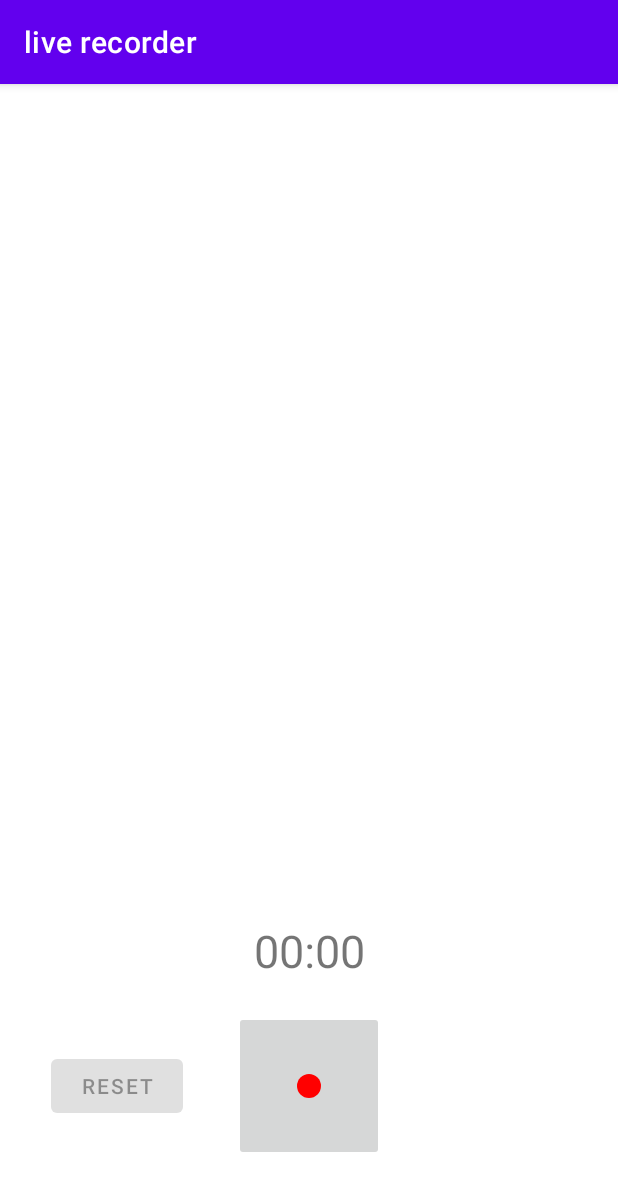
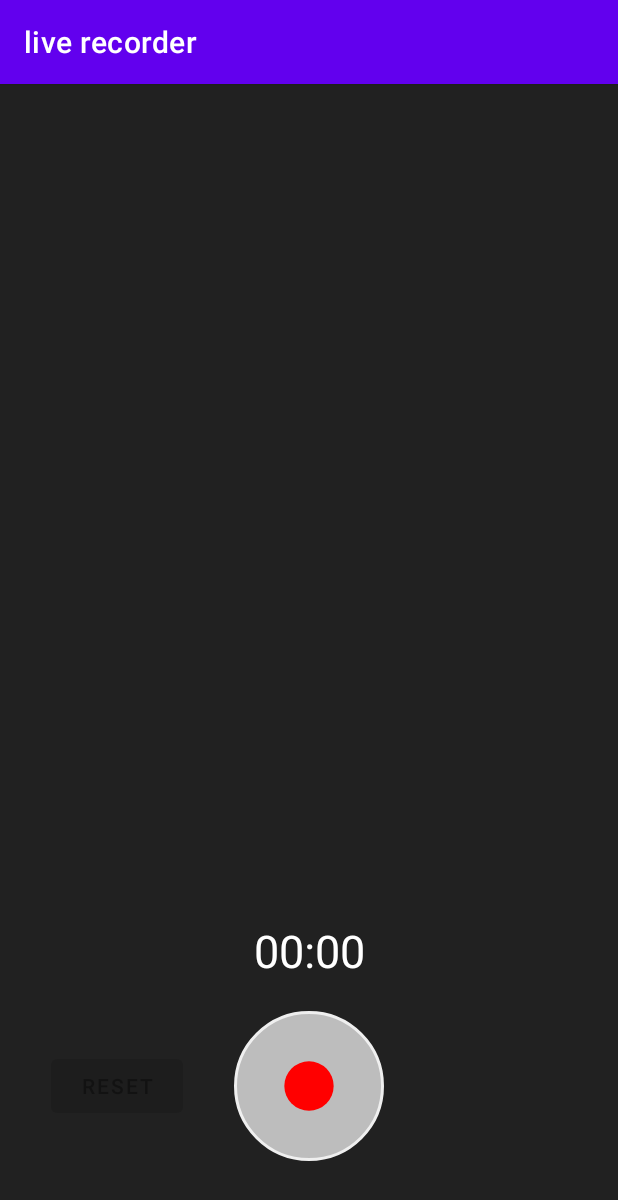
Before and after one commit to Kick-snare/live-recorder, an Android app: the screen it shows after launch (MainActivity), on a phone screen of 412 x 824 dp. Shown: the top 1200 px of the screen. Run offline under Robolectric (Android 15) with nearby library versions, the phone set to English and light mode, and no system bars.

Commit message:
modify record btn design style

```diff
--- a/app/src/main/java/com/kicksnare/live_recorder/MainActivity.kt
+++ b/app/src/main/java/com/kicksnare/live_recorder/MainActivity.kt
@@ -122,7 +122,7 @@ class MainActivity : AppCompatActivity() {
         player = MediaPlayer().apply {
             setDataSource(recordingFilePath)
             prepare()
-            // prepare Async 는 비동기적으로.. 지금은 금방 되니까 걍
+            // prepare Async 는 비동기적으로
         }
         player?.start()
         soundVisualizerView.startVisualizing(true)
--- a/app/src/main/java/com/kicksnare/live_recorder/RecordButton.kt
+++ b/app/src/main/java/com/kicksnare/live_recorder/RecordButton.kt
@@ -11,6 +11,10 @@ class RecordButton(
     attrs: AttributeSet
 ): AppCompatImageButton(context, attrs) {
 
+    init {
+        setBackgroundResource(R.drawable.shape_oval_button)
+    }
+
     fun updateIconWithState(state: State) {
         when(state) {
             State.BEFORE_RECORDING -> { setImageResource(R.drawable.ic_record) }
--- /dev/null
+++ b/app/src/main/res/drawable/shape_oval_button.xml
@@ -0,0 +1,11 @@
+<?xml version="1.0" encoding="utf-8"?>
+<shape xmlns:android="http://schemas.android.com/apk/res/android"
+    android:shape="oval">
+
+    <stroke
+        android:width="2dp"
+        android:color="@color/light_gray" />
+
+    <solid android:color="@color/gray"/>
+
+</shape>
--- a/app/src/main/res/layout/activity_main.xml
+++ b/app/src/main/res/layout/activity_main.xml
@@ -14,7 +14,7 @@
         app:layout_constraintBottom_toTopOf="@+id/recordTimeTextView"
         app:layout_constraintLeft_toLeftOf="parent"
         app:layout_constraintRight_toRightOf="parent"
-        app:layout_constraintTop_toTopOf="parent"/>
+        app:layout_constraintTop_toTopOf="parent" />
 
     <Button
         android:id="@+id/resetButton"
@@ -33,6 +33,7 @@
         android:layout_height="wrap_content"
         android:layout_marginBottom="20dp"
         android:text="00:00"
+        android:textColor="@color/white"
         android:textSize="30sp"
         app:layout_constraintBottom_toTopOf="@id/recordButton"
         app:layout_constraintLeft_toLeftOf="@id/recordButton"
@@ -44,8 +45,11 @@
         android:layout_width="100dp"
         android:layout_height="100dp"
         android:layout_marginBottom="50dp"
+        android:padding="25dp"
+        android:scaleType="fitCenter"
         app:layout_constraintBottom_toBottomOf="parent"
         app:layout_constraintLeft_toLeftOf="parent"
-        app:layout_constraintRight_toRightOf="parent" />
+        app:layout_constraintRight_toRightOf="parent"
+        tools:src="@drawable/ic_record" />
 
 </androidx.constraintlayout.widget.ConstraintLayout>
--- a/app/src/main/res/values/colors.xml
+++ b/app/src/main/res/values/colors.xml
@@ -7,4 +7,8 @@
     <color name="teal_700">#FF018786</color>
     <color name="black">#FF000000</color>
     <color name="white">#FFFFFFFF</color>
+
+    <color name="gray">#FFBDBDBD</color>
+    <color name="light_gray">#FFEFEFEF</color>
+    <color name="dark_gray">#FF212121</color>
 </resources>
--- a/app/src/main/res/values/themes.xml
+++ b/app/src/main/res/values/themes.xml
@@ -12,5 +12,6 @@
         <!-- Status bar color. -->
         <item name="android:statusBarColor" tools:targetApi="l">?attr/colorPrimaryVariant</item>
         <!-- Customize your theme here. -->
+        <item name="android:windowBackground">@color/dark_gray</item>
     </style>
 </resources>
```
